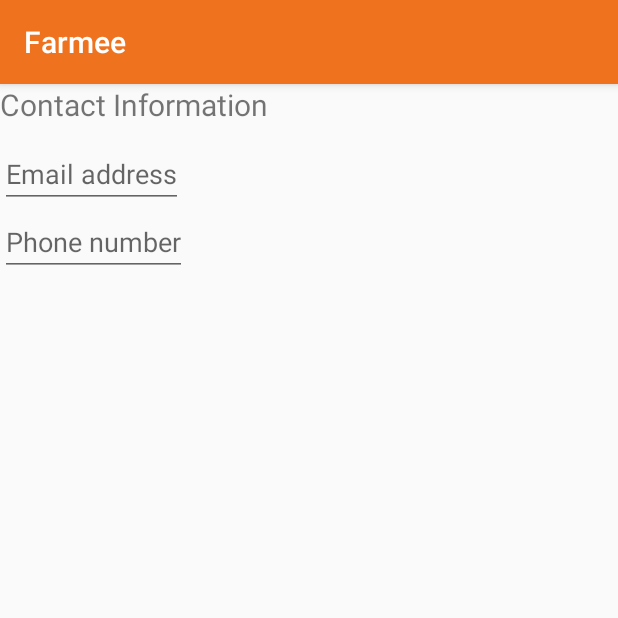
After one commit to ming08108/Climate, an Android app: the fragment PopUpFragment shown on its own in the app's theme, on a phone screen of 412 x 824 dp, the top half of it. The commit adds this screen. Run offline under Robolectric (Android 15) with nearby library versions, the phone set to English and light mode, and no system bars.

Commit message:
FragmentManager implemented

```diff
--- a/app/src/main/AndroidManifest.xml
+++ b/app/src/main/AndroidManifest.xml
@@ -26,11 +26,6 @@
             android:name=".FarmerActivity"
             android:label="@string/title_activity_farmer" >
         </activity>
-        <activity
-            android:name=".PopUpActivity"
-            android:label="@string/title_activity_pop_up"
-            android:theme="@style/AppTheme.PopUpTheme">
-        </activity>
     </application>
 
 </manifest>
--- /dev/null
+++ b/app/src/main/java/com/example/guo_m_000/climate/PopUpFragment.java
@@ -0,0 +1,25 @@
+package com.example.guo_m_000.climate;
+
+import android.app.DialogFragment;
+import android.os.Bundle;
+import android.view.LayoutInflater;
+import android.view.View;
+import android.view.ViewGroup;
+
+public class PopUpFragment extends DialogFragment{
+
+
+    public PopUpFragment() {
+        // Required empty public constructor
+    }
+
+    @Override
+    public View onCreateView(LayoutInflater inflater, ViewGroup container,
+                             Bundle savedInstanceState) {
+        // Inflate the layout for this fragment
+        return inflater.inflate(R.layout.fragment_pop_up, container, false);
+    }
+
+
+
+}
--- a/app/src/main/res/layout/activity_farmer.xml
+++ b/app/src/main/res/layout/activity_farmer.xml
@@ -9,4 +9,9 @@
     <TextView android:text="@string/hello_world" android:layout_width="wrap_content"
         android:layout_height="wrap_content" />
 
+    <FrameLayout
+        android:id="@+id/fragment_container"
+        android:layout_height="wrap_content"
+        android:layout_width="wrap_content"/>
+
 </RelativeLayout>
--- /dev/null
+++ b/app/src/main/res/layout/fragment_pop_up.xml
@@ -0,0 +1,31 @@
+<RelativeLayout xmlns:android="http://schemas.android.com/apk/res/android"
+    xmlns:tools="http://schemas.android.com/tools"
+    android:layout_width="match_parent"
+    android:layout_height="match_parent"
+    tools:context="com.example.guo_m_000.climate.PopUpFragment">
+
+    <TextView
+        android:id="@+id/prompt"
+        android:layout_width="wrap_content"
+        android:layout_height="wrap_content"
+        android:layout_marginBottom="10dp"
+        android:textSize="20dp"
+        android:text="@string/prompt" />
+
+    <EditText
+        android:id="@+id/email_address"
+        android:hint="Email address"
+        android:layout_below="@+id/prompt"
+        android:layout_width="wrap_content"
+        android:layout_height="wrap_content"
+        />
+
+    <EditText
+        android:id="@+id/phone_number"
+        android:hint="Phone number"
+        android:inputType="number"
+        android:layout_below="@+id/email_address"
+        android:layout_width="wrap_content"
+        android:layout_height="wrap_content"
+        />
+</RelativeLayout>
--- a/app/src/main/res/values/strings.xml
+++ b/app/src/main/res/values/strings.xml
@@ -6,4 +6,8 @@
     <string name="action_settings">Settings</string>
     <string name="request_button_string">Create Request</string>
     <string name="title_activity_pop_up">PopUpActivity</string>
+    <string name="prompt">Contact Information</string>
+
+<!-- TODO: Remove or change this placeholder text -->
+    <string name="hello_blank_fragment">Hello blank fragment</string>
 </resources>
--- a/app/src/main/res/values/styles.xml
+++ b/app/src/main/res/values/styles.xml
@@ -8,8 +8,4 @@
         <item name="colorAccent">@color/colorMain</item>
     </style>
 
-    <style name="AppTheme.PopUpTheme">
-        <item name="android:windowIsTranslucent">true</item>
-        <item name="android:windowCloseOnTouchOutside">true</item>
-    </style>
 </resources>
```
Also changed, not shown: app/src/main/java/com/example/guo_m_000/climate/FarmerActivity.java (+6 -1 lines), app/src/main/java/com/example/guo_m_000/climate/PopUpActivity.java (deleted, +0 -32 lines), app/src/main/res/layout/activity_pop_up.xml (deleted, +0 -12 lines).
